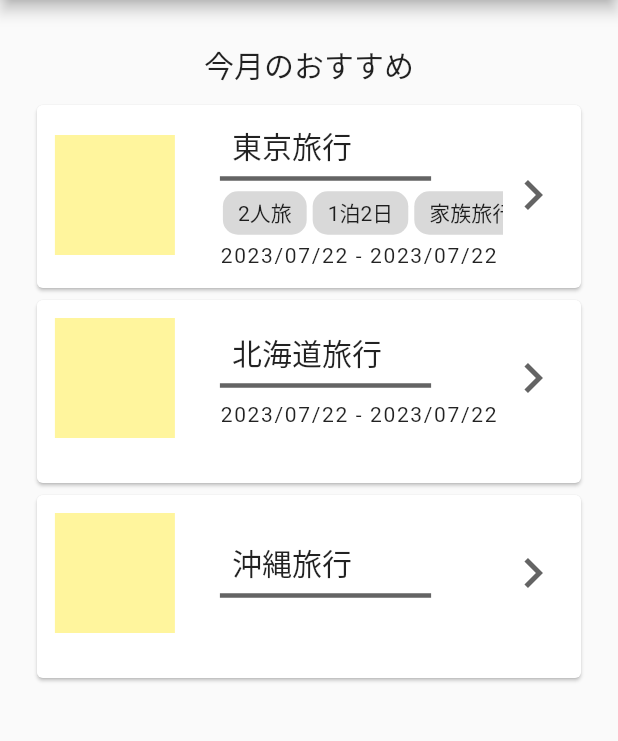
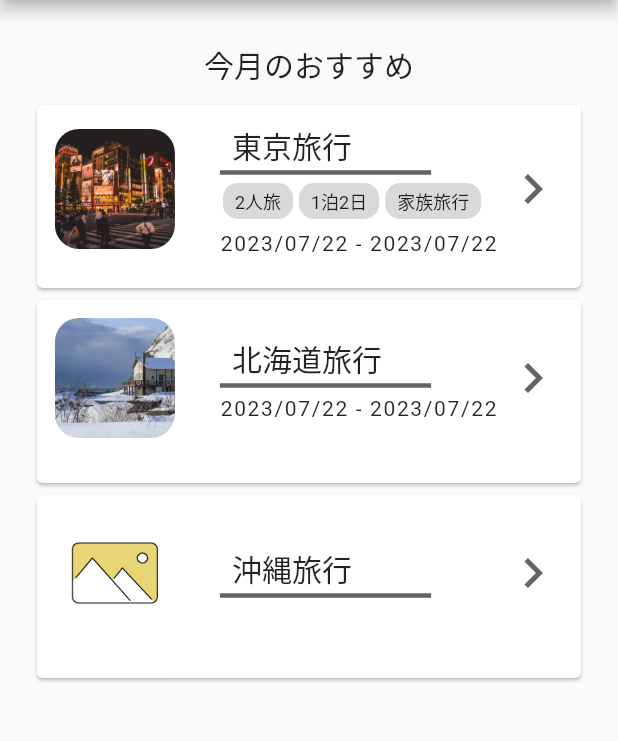
Before and after one commit to shiorioz/manetabi_app, a Flutter app: the screen it shows after launch, on a phone screen of 412 x 824 dp, the part 84-825 px from its top. Run offline on Flutter 3.47's test engine with Material 2 defaults, Android fonts, the phone set to English and light mode, and no system bars; our stand-ins replace shared_preferences; missing offline and left inert: bottom_bar_with_sheet; accounts and stored records are empty; statements that could not run were skipped.

Commit message:
add: home_pageの画像表示処理を追加

```diff
--- a/lib/constant/strings.dart
+++ b/lib/constant/strings.dart
@@ -1,5 +1,9 @@
 class Strings {
+  // 文字列
   static const String appName = 'manetabi';
 
   static const String recommend_month = '今月のおすすめ';
+
+  // 画像パス
+  static const String noImage = 'assets/images/noimg.jpeg';
 }
--- a/lib/controller/home_controller.dart
+++ b/lib/controller/home_controller.dart
@@ -8,6 +8,7 @@ class HomeController {
       user_id: 1,
       title: '東京旅行',
       is_public: false,
+      thumbnail_path: 'assets/images/1.jpg',
       tags: ['2人旅', '1泊2日', '家族旅行'],
       created_at: DateTime.now(),
       updated_at: DateTime.now(),
@@ -19,6 +20,7 @@ class HomeController {
       user_id: 2,
       title: '北海道旅行',
       is_public: false,
+      thumbnail_path: 'assets/images/2.jpg',
       created_at: DateTime.now(),
       updated_at: DateTime.now(),
       start_date: DateTime.now(),
--- a/lib/view/page/home_page.dart
+++ b/lib/view/page/home_page.dart
@@ -81,11 +81,16 @@ class _HomePageState extends State<HomePage> {
             child: Column(
               children: [
                 Row(
+                  crossAxisAlignment: CrossAxisAlignment.center,
                   children: [
-                    Container(
-                      width: 80,
-                      height: 80,
-                      color: Colors.yellow[200],
+                    ClipRRect(
+                      borderRadius: BorderRadius.circular(16),
+                      child: Image.asset(
+                        post.thumbnail_path ?? Strings.noImage,
+                        height: 80,
+                        width: 80,
+                        fit: BoxFit.cover,
+                      ),
                     ),
                     const SizedBox(width: 30),
                     Expanded(
@@ -103,7 +108,7 @@ class _HomePageState extends State<HomePage> {
                           const Divider(
                               thickness: 3,
                               color: ColorConst.dark_grey,
-                              height: 14,
+                              height: 6,
                               endIndent: 48),
                           // タグ
                           _tagsWidget(post, post.tags != null),
@@ -157,8 +162,9 @@ class _HomePageState extends State<HomePage> {
                       padding: const EdgeInsets.all(2.0),
                       child: Padding(
                         padding: const EdgeInsets.symmetric(
-                            horizontal: 8.0, vertical: 2.0),
-                        child: Text(post.tags![tagIndex]),
+                            horizontal: 6.0, vertical: 1.0),
+                        child: Text(post.tags![tagIndex],
+                            style: const TextStyle(fontSize: 12)),
                       ),
                     ),
                   ),
--- a/pubspec.yaml
+++ b/pubspec.yaml
@@ -20,3 +20,7 @@ dev_dependencies:
 
 flutter:
   uses-material-design: true
+
+  # テスト用画像フォルダ
+  assets:
+    - assets/images/
```
Also changed, not shown: assets/images/1.jpg (added), assets/images/2.jpg (added), assets/images/noimg.jpeg (added).
